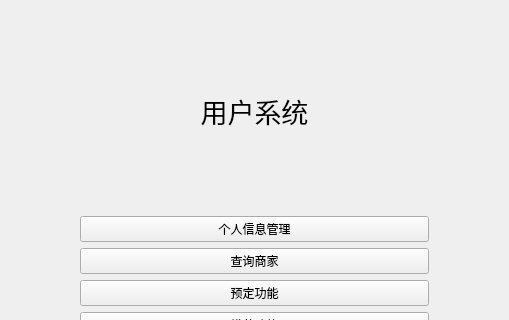
Before: the Qt Designer form user.ui in SinCSSu/Homework, drawn with Qt 5; both pictures show x 106 to 615 and y 0 to 320 of the 720 by 480 pixel window.
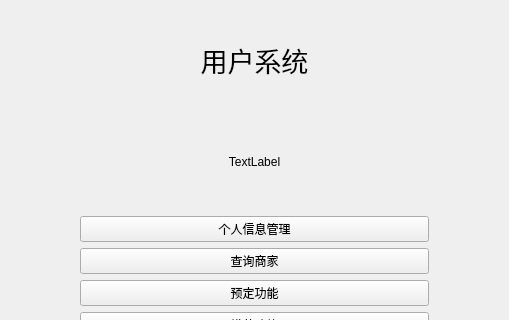
After: the same form once the commit is applied.

Diff of the .ui file:
```diff
--- a/user.ui
+++ b/user.ui
@@ -52,6 +52,16 @@
        </property>
       </widget>
      </item>
+     <item>
+      <widget class="QLabel" name="userinfo">
+       <property name="text">
+        <string>TextLabel</string>
+       </property>
+       <property name="alignment">
+        <set>Qt::AlignCenter</set>
+       </property>
+      </widget>
+     </item>
     </layout>
    </item>
    <item row="1" column="0">
```
